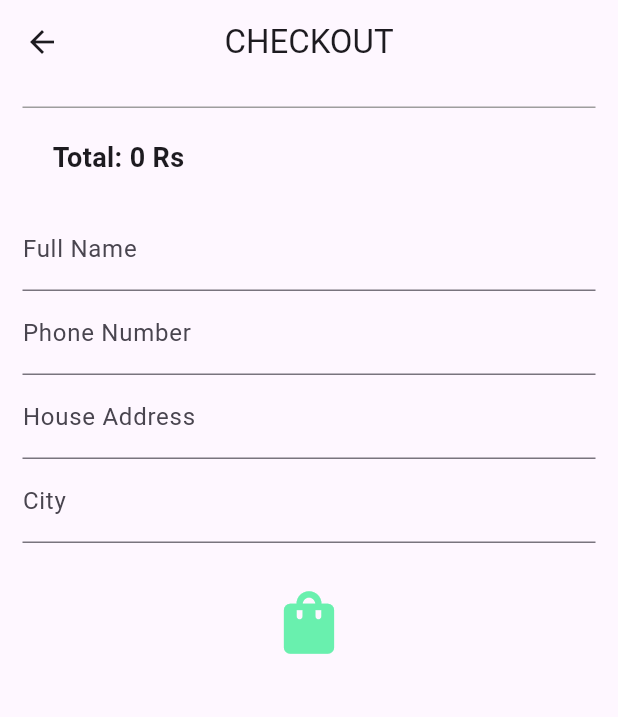
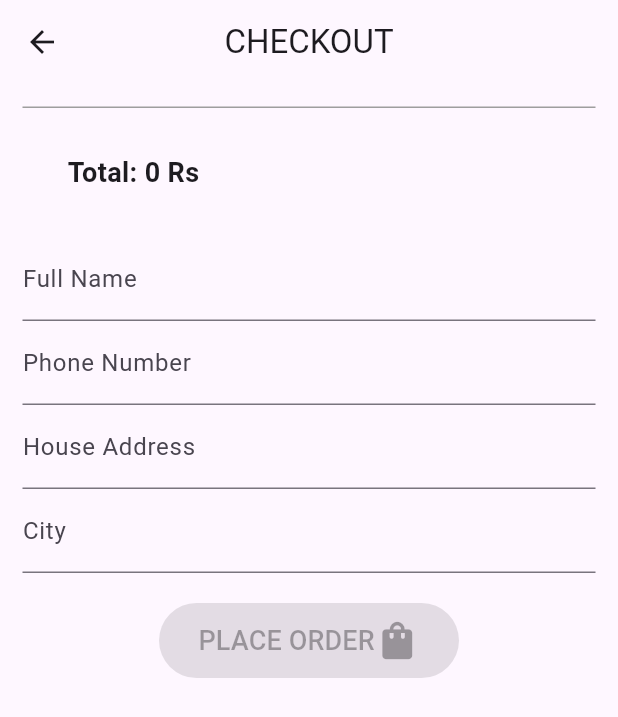
Before and after one commit to hassansultankhan/store, a Flutter app: the CheckOut screen opened directly with empty values, on a phone screen of 412 x 824 dp. Shown: the top 717 px of the screen. Run offline on Flutter 3.47's test engine with Material 3 defaults, Android fonts, the phone set to English and light mode, and no system bars; our stand-ins replace carousel_slider, cloud_firestore, firebase_auth, firebase_core, fluttertoast, google_sign_in and 2 more; accounts and stored records are empty.

Commit message:
21/01/24, home

```diff
--- a/lib/Cart/checkOut.dart
+++ b/lib/Cart/checkOut.dart
@@ -3,16 +3,21 @@ import 'package:cloud_firestore/cloud_firestore.dart';
 import 'package:estore/Cart/cartItems.dart';
 import 'package:estore/Database/dbinitialization.dart';
 
-class CheckOut extends StatelessWidget {
+class CheckOut extends StatefulWidget {
   final String email;
   final String displayName;
-
-  bool formValid = false;
 
   CheckOut({
     required this.email,
     required this.displayName,
   });
+
+  @override
+  _CheckOutState createState() => _CheckOutState();
+}
+
+class _CheckOutState extends State<CheckOut> {
+  bool formValid = false;
 
   // Controllers for text fields
   final TextEditingController phoneNumberController = TextEditingController();
@@ -36,11 +41,11 @@ class CheckOut extends StatelessWidget {
               crossAxisAlignment: CrossAxisAlignment.end,
               children: [
                 Text(
-                  displayName,
+                  widget.displayName,
                   style: TextStyle(fontSize: 16, fontWeight: FontWeight.bold),
                 ),
                 Text(
-                  email,
+                  widget.email,
                   style: TextStyle(fontSize: 14),
                 ),
               ],
@@ -57,7 +62,8 @@ class CheckOut extends StatelessWidget {
             return Text('Error: ${snapshot.error}');
           } else {
             List<CartItem> cartItems = snapshot.data ?? [];
-            int total = cartItems.fold<int>(0, (sum, item) => sum + item.qtySold * item.price);
+            int total = cartItems.fold<int>(
+                0, (sum, item) => sum + item.qtySold * item.price);
 
             return ListView(
               padding: EdgeInsets.all(15),
@@ -84,7 +90,7 @@ class CheckOut extends StatelessWidget {
                 ),
                 // Total sum
                 Container(
-                  padding: EdgeInsets.all(20),
+                  padding: EdgeInsets.all(30),
                   decoration: BoxDecoration(
                     border: Border(top: BorderSide(color: Colors.grey)),
                   ),
@@ -95,9 +101,9 @@ class CheckOut extends StatelessWidget {
                 ),
 
                 // Input fields for phone number, full name, and address
-          Form(child:Column(
-          children:[
-
+                Form(
+                  key: _formKey,
+                  child: Column(children: [
                     TextFormField(
                       controller: fullNameController,
                       decoration: InputDecoration(labelText: 'Full Name'),
@@ -108,20 +114,22 @@ class CheckOut extends StatelessWidget {
                         // Add more validation logic if needed
                         return null;
                       },
+                      onChanged: (value) => formValidation(),
                     ),
                     TextFormField(
                       controller: phoneNumberController,
                       decoration: InputDecoration(labelText: 'Phone Number'),
                       keyboardType: TextInputType.phone,
                       validator: (value) {
-                if (value!.isEmpty){
+                        if (value!.isEmpty) {
                           return 'Enter a valid contact number';
-                } else if(!isValidPhoneNumber(value)){
-                   return 'Enter a Vali numberic contact number';
+                        } else if (!isValidPhoneNumber(value)) {
+                          return 'Enter a valid numeric contact number';
                         }
-            }
+                        return null;
+                      },
+                      onChanged: (value) => formValidation(),
                     ),
-
                     TextFormField(
                       controller: addressController,
                       decoration: InputDecoration(labelText: 'House Address'),
@@ -131,8 +139,8 @@ class CheckOut extends StatelessWidget {
                         }
                         // Add more validation logic if needed
                         return null;
-
                       },
+                      onChanged: (value) => formValidation(),
                     ),
                     TextFormField(
                       controller: cityController,
@@ -144,34 +152,44 @@ class CheckOut extends StatelessWidget {
                         // Add more validation logic if needed
                         return null;
                       },
+                      onChanged: (value) => formValidation(),
                     ),
-          ]
-          ),
+                  ]),
                 ),
 
                 SizedBox(height: 20),
                 // Place Order button
-
-        // change icon here XXXXXXXXXXXXXXXXXXXXXXXXXXXXXXXXXXXXXXXXXXXXXXXX
-                IconButton(
-                  onPressed: ()async{
-                    if(
-                     _formKey.currentState != null && _formKey.currentState!.validate()){
-                    await placeOrder(cartItems, total);
-                  }
-                  else  {print("invalid value passed");}
-                  },
-                  icon: Icon(Icons.shopping_bag_rounded, size: 50,),
-                  color: Colors.greenAccent,
-                  focusColor: Colors.green[30],
-
+                UnconstrainedBox(
+                    child: SizedBox(
+                  height: 50,
+                  width: 200,
+                  child: ElevatedButton(
+                    onPressed: formValid
+                        ? () async => await placeOrder(cartItems, total)
+                        : null,
+                    style: ElevatedButton.styleFrom(
+                      backgroundColor: formValid ? Colors.green : Colors.grey,
+                      shadowColor: Colors.black,
+                      elevation: 20,
+                      tapTargetSize: MaterialTapTargetSize
+                          .padded, // make the button bigger
+                    ).copyWith(
+                      fixedSize: MaterialStateProperty.all(Size(130, 40)),
                     ),
-
-
-
-
-
-
+                    child: const Center(
+                      child: Row(
+                        mainAxisSize: MainAxisSize.min,
+                        children: [
+                          Text(
+                            "PLACE ORDER",
+                            style: TextStyle(fontSize: 18),
+                          ),
+                          Icon(Icons.shopping_bag_rounded, size: 30),
+                        ],
+                      ),
+                    ),
+                  ),
+                )),
               ],
             );
           }
@@ -187,12 +205,13 @@ class CheckOut extends StatelessWidget {
     // Create a new order document
     DocumentReference orderRef = await firestore.collection('orders').add({
       'fullName': fullNameController.text,
-      'userName': displayName,
-      'userEmail': email,
+      'userName': widget.displayName,
+      'userEmail': widget.email,
       'phoneNumber': phoneNumberController.text,
       'address': addressController.text,
       'city': cityController.text,
-      'items': cartItems.map((item) => {
+      'items': cartItems
+          .map((item) => {
                 'id': item.id,
                 'title': item.title,
                 'category': item.category,
@@ -201,9 +220,9 @@ class CheckOut extends StatelessWidget {
                 'imagePath': item.imagePath,
                 'qtySold': item.qtySold,
                 'productNo': item.productNo,
-      }).toList(),
+              })
+          .toList(),
       'totalAmount': total,
-
     });
 
     print('Order placed successfully! Order ID: ${orderRef.id}');
@@ -213,9 +232,16 @@ class CheckOut extends StatelessWidget {
     Dbfiles dbfiles = Dbfiles();
     return await dbfiles.getCartItems();
   }
+
   bool isValidPhoneNumber(String phoneNumber) {
     // Use a regular expression to check if the phone number is numeric
     final phoneRegExp = RegExp(r'^[0-9]+$');
     return phoneRegExp.hasMatch(phoneNumber);
   }
+
+  formValidation() {
+    setState(() {
+      formValid = _formKey.currentState?.validate() ?? false;
+    });
   }
+}
```
Also changed, not shown: lib/Categories/cat0.dart (+5 -2 lines). Lines whose indentation alone changed are shown as unchanged.
